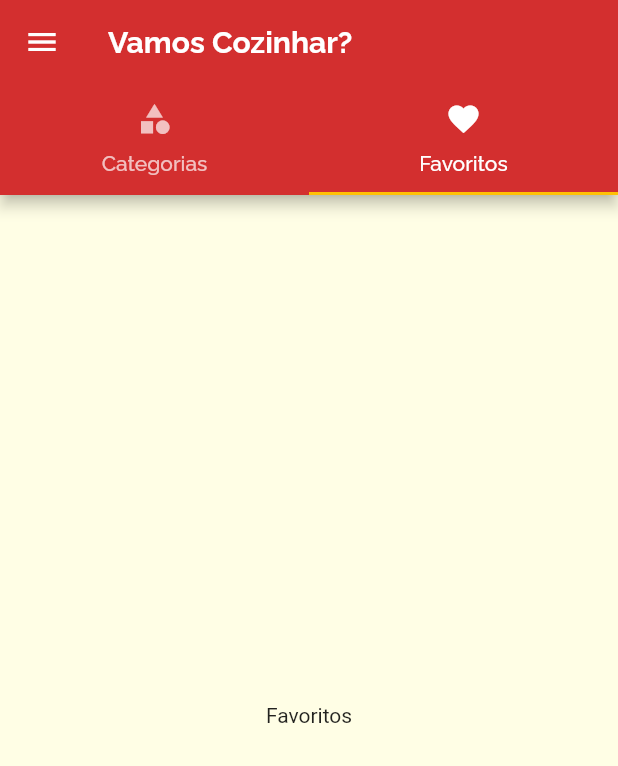
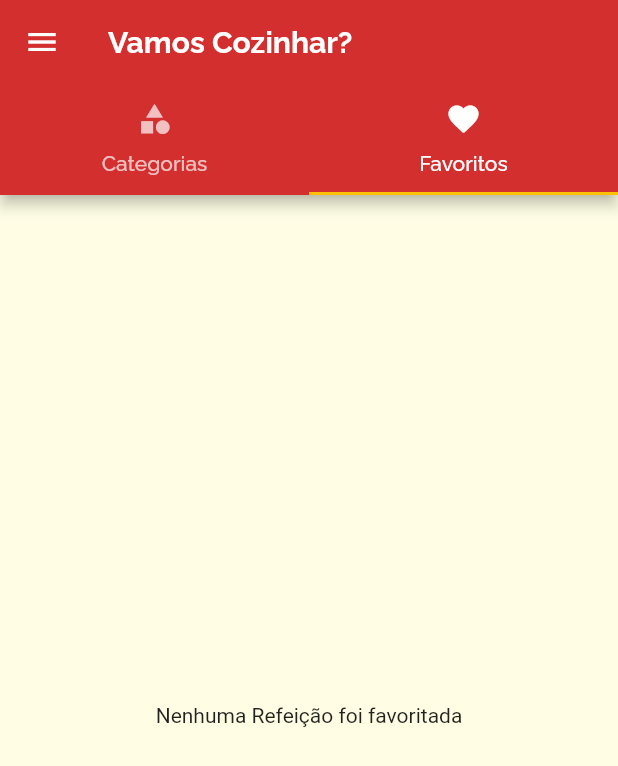
Before and after one commit to VitorL02/Meals, a Flutter app: the screen it shows after launch, tab 2 chosen, on a phone screen of 412 x 824 dp. Shown: the top 766 px of the screen. Run offline on Flutter 3.47's test engine with Material 2 defaults, Android fonts, the phone set to English and light mode, and no system bars.

Commit message:
Adicionando e criando a tela de Receitas favoritas(função no botao adicionada)

```diff
--- a/lib/main.dart
+++ b/lib/main.dart
@@ -24,6 +24,8 @@ class _MealsAppState extends State<MealsApp> {
   //Lista que passa o parametro pra a avaliableMeals,e por meio desse avaliable,a comunicação com a tela de config interage com que sera mostrado
   List<Meal> _avalibleMeals = DUMMY_MEALS;
 
+  List<Meal> _favoriteMeals = [];
+
   void _filterSettings(Settings settings) {
     setState(() {
       this.settings = settings;
@@ -39,6 +41,19 @@ class _MealsAppState extends State<MealsApp> {
             !filterVegetarian;
       }).toList();
     });
+  }
+
+//Gerencia o estado
+  void _toggleFavorite(Meal meal) {
+    setState(() {
+      _favoriteMeals.contains(meal)
+          ? _favoriteMeals.remove(meal)
+          : _favoriteMeals.add(meal);
+    });
+  }
+
+  bool _isFavorite(Meal meal) {
+    return _favoriteMeals.contains(meal);
   }
 
   @override
@@ -59,10 +74,11 @@ class _MealsAppState extends State<MealsApp> {
             ),
       ),
       routes: {
-        AppRoutes.HOME: (ctx) => TabsScreen(),
+        AppRoutes.HOME: (ctx) => TabsScreen(_favoriteMeals),
         AppRoutes.Categories_Meals: (ctx) =>
             CategoriesMealsScreen(_avalibleMeals),
-        AppRoutes.MealDetails: (ctx) => MealDetailScreen(),
+        AppRoutes.MealDetails: (ctx) =>
+            MealDetailScreen(_toggleFavorite, _isFavorite),
         AppRoutes.SETTINGS: (ctx) => SettingsScreen(_filterSettings, settings),
       },
       //onUnknownRoute : Quando não encontrada a pagina,esse metodo e chamado,e retorna pra pagina principal das categorias,similar ao erro 404 web
--- a/lib/screens/favoriteScreen.dart
+++ b/lib/screens/favoriteScreen.dart
@@ -1,10 +1,22 @@
+import '../components/mealItem.dart';
 import 'package:flutter/material.dart';
+import '../models/meal.dart';
 
 class FavoriteScreen extends StatelessWidget {
+  final List<Meal> favoriteMeals;
+  const FavoriteScreen(this.favoriteMeals);
   @override
   Widget build(BuildContext context) {
-    return Center(
-      child: Text('Favoritos'),
-    );
+    if (favoriteMeals.isEmpty) {
+      return Center(
+        child: Text('Nenhuma Refeição foi favoritada'),
+      );
+    } else {
+      return ListView.builder(
+          itemCount: favoriteMeals.length,
+          itemBuilder: (ctx, index) {
+            return MealItem(favoriteMeals[index]);
+          });
+    }
   }
 }
--- a/lib/screens/tabsScreen.dart
+++ b/lib/screens/tabsScreen.dart
@@ -3,8 +3,16 @@ import 'package:flutter/material.dart';
 import 'categoriesScreen.dart';
 import 'favoriteScreen.dart';
 import '../components/mainDrawer.dart';
+import '../models/meal.dart';
 
-class TabsScreen extends StatelessWidget {
+class TabsScreen extends StatefulWidget {
+  final List<Meal> favoriteMeals;
+  const TabsScreen(this.favoriteMeals);
+  @override
+  _TabsScreenState createState() => _TabsScreenState();
+}
+
+class _TabsScreenState extends State<TabsScreen> {
   @override
   Widget build(BuildContext context) {
     return DefaultTabController(
@@ -27,7 +35,7 @@ class TabsScreen extends StatelessWidget {
         ),
         body: TabBarView(children: [
           CategoriesScreen(),
-          FavoriteScreen(),
+          FavoriteScreen(widget.favoriteMeals),
         ]),
       ),
     );
```
Also changed, not shown: lib/screens/mealDetail.dart (+6 -2 lines).
